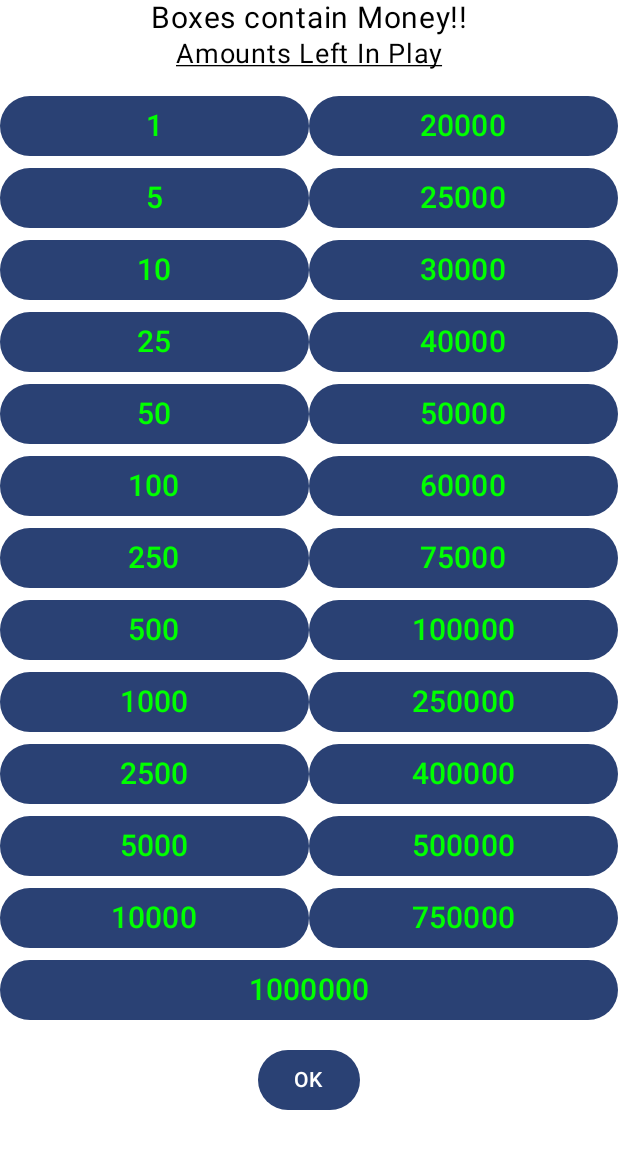
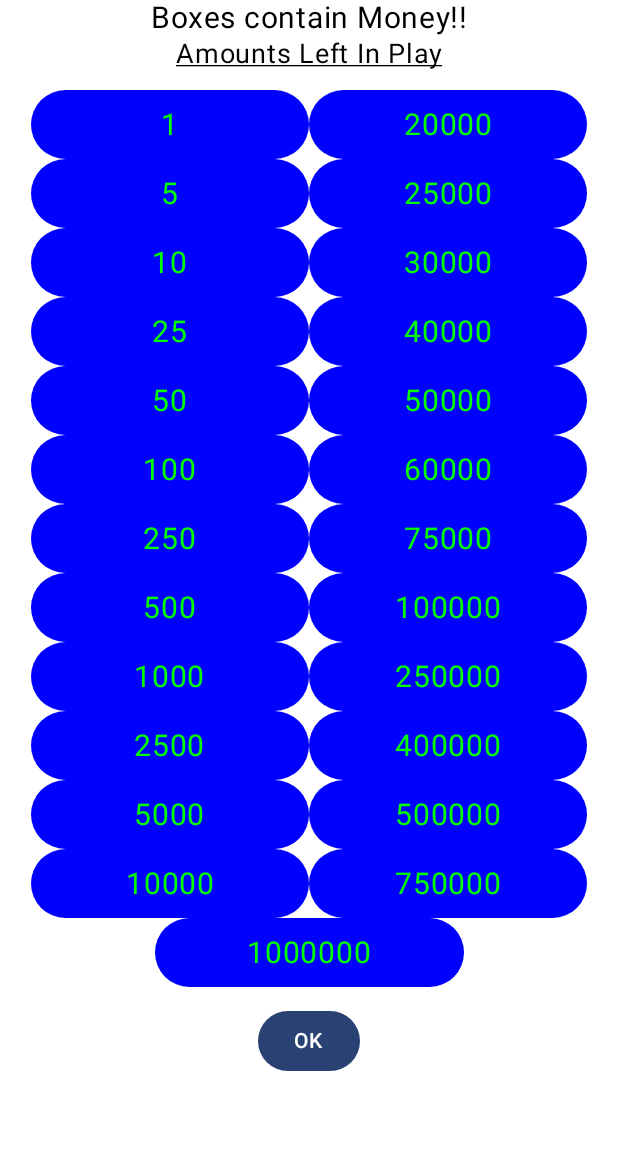
Before and after one commit to calvinc-org-10/BankerCheats, an Android app built with Jetpack Compose: the @Preview function MoneyListScreenPreview, on a phone screen of 412 x 824 dp. Shown: the top 1149 px of the screen. Run offline under Robolectric (Android 15) with nearby library versions, the light colour scheme and no system bars.

Commit message:
Animation attempt - not really successful so far...

```diff
--- a/app/build.gradle.kts
+++ b/app/build.gradle.kts
@@ -61,6 +61,7 @@ dependencies {
     implementation("androidx.compose.material3:material3")
     implementation("androidx.compose.material:material-icons-extended")
     implementation("com.github.ygorluizfrazao:compose-splash-screens:1.0.0-alpha01")
+    implementation("androidx.compose.animation:animation-core-android:1.6.0-beta02")
     testImplementation("junit:junit:4.13.2")
     androidTestImplementation("androidx.test.ext:junit:1.1.5")
     androidTestImplementation("androidx.test.espresso:espresso-core:3.5.1")
--- a/app/src/main/java/com/calvinc/dond5/DONDGlobals.kt
+++ b/app/src/main/java/com/calvinc/dond5/DONDGlobals.kt
@@ -11,7 +11,6 @@ object DONDGlobals {
     const val offerMinPctDelta = 0.07
     const val absOfferMaxPct = 0.83
     const val offerMaxPctDelta = 0.0625
-    const val hostWordFontSize = 20
 
     lateinit var DONDTTSInstance: TextToSpeech
     var TTSOK = false
--- a/app/src/main/java/com/calvinc/dond5/DONDScreens.kt
+++ b/app/src/main/java/com/calvinc/dond5/DONDScreens.kt
@@ -1,28 +1,38 @@
 package com.calvinc.dond5
 
 import android.speech.tts.TextToSpeech
-import android.widget.Button
+import androidx.compose.animation.animateColor
+import androidx.compose.animation.animateColorAsState
+import androidx.compose.animation.core.ExperimentalTransitionApi
+import androidx.compose.animation.core.MutableTransitionState
+import androidx.compose.animation.core.RepeatMode
+import androidx.compose.animation.core.animateInt
+import androidx.compose.animation.core.infiniteRepeatable
+import androidx.compose.animation.core.tween
+import androidx.compose.animation.core.updateTransition
 import androidx.compose.foundation.Image
+import androidx.compose.foundation.background
 import androidx.compose.foundation.layout.Arrangement
+import androidx.compose.foundation.layout.Box
 import androidx.compose.foundation.layout.Column
 import androidx.compose.foundation.layout.PaddingValues
 import androidx.compose.foundation.layout.Row
-import androidx.compose.foundation.layout.RowScope
 import androidx.compose.foundation.layout.Spacer
 import androidx.compose.foundation.layout.fillMaxWidth
 import androidx.compose.foundation.layout.height
 import androidx.compose.foundation.layout.padding
 import androidx.compose.foundation.layout.size
 import androidx.compose.foundation.layout.width
+import androidx.compose.foundation.shape.RoundedCornerShape
 import androidx.compose.material.icons.Icons
 import androidx.compose.material.icons.filled.AccountBalance
 import androidx.compose.material3.AlertDialog
 import androidx.compose.material3.Button
-import androidx.compose.material3.ButtonDefaults
 import androidx.compose.material3.Icon
 import androidx.compose.material3.Text
 import androidx.compose.runtime.Composable
 import androidx.compose.runtime.LaunchedEffect
+import androidx.compose.runtime.State
 import androidx.compose.runtime.getValue
 import androidx.compose.runtime.mutableStateOf
 import androidx.compose.runtime.remember
@@ -44,19 +54,68 @@ import androidx.compose.ui.window.DialogProperties
 import com.calvinc.dond5.DONDGlobals.Amount
 import com.calvinc.dond5.DONDGlobals.CalvinCheat
 import com.calvinc.dond5.DONDGlobals.DONDUtter
-import com.calvinc.dond5.DONDGlobals.hostWordFontSize
 import com.calvinc.dond5.DONDGlobals.intMyBox
 import com.calvinc.dond5.DONDGlobals.nBoxes
 import com.calvinc.dond5.ui.theme.BankerCheatsTheme
 import kotlinx.coroutines.delay
 
-// TODO: const val for hostWords fontSize
 object DONDScreens {
+    const val hostWordFontSize = 20
+    const val AmountFontSize = 20
+    val AmountAvailColor = Color.Green
+    val AmountNotAvailColor = Color.Gray
+
+    /************************************
+     * ANIMATION ("glow") CLASSES, etc
+     ***********************************/
+
+    // Holds the animation values.
+    enum class AnimationState { Starting, Finished }
+
+    class TransitionData(
+        color: State<Color>,
+        fontsize: State<Int>
+    ) {
+        val color by color
+        val fontsize by fontsize
+    }
+
+    // Create a Transition and return its animation values.
+    @Composable
+    fun updateTransitionData(animationState: MutableTransitionState<AnimationState>): TransitionData {
+        val transition = updateTransition(animationState, label = "glow state")
+        val color = transition.animateColor(label = "color") { state ->
+            when (state) {
+                AnimationState.Starting -> AmountAvailColor
+                AnimationState.Finished -> AmountNotAvailColor
+            }
+        }
+        val size = transition.animateInt(label = "size") { state ->
+            when (state) {
+                AnimationState.Starting -> (AmountFontSize/3)
+                AnimationState.Finished -> AmountFontSize
+            }
+        }
+
+        return remember(transition) { TransitionData(color, size) }
+    }
+/*    class TransitionData(transition: Transition<AnimationState>) {
+        val color by color
+        val fontsize by fontsize
+
+        @Composable
+        private fun updateTransitionData(animationState: AnimationState): TransitionData {
+            val transition = updateTransition(animationState, label = "glow state")
+            return remember(transition) { TransitionData(color, size) }
+        }
+    }
+*/
+
 
     @Composable
     fun DONDSplashScreen() {
         var showSplash by remember { mutableStateOf(true) }
-        val SPLASH_DELAY: Long = 5000
+        @Suppress("LocalVariableName") val SPLASH_DELAY: Long = 5000
 
         LaunchedEffect(key1 = Unit) {
             delay(SPLASH_DELAY)
@@ -98,11 +157,11 @@ object DONDScreens {
 
     @Composable
     fun MainScreen(
-        DONDBoxesVisiblity:Map<Int,Boolean>,
+        @Suppress("LocalVariableName") DONDBoxesVisiblity:Map<Int,Boolean>,
         hostWords:String, congrats:String = "",
         onBoxOpen: (n:Int) -> Unit,
         miscfunctions: (f:String) -> Unit,
-        DONDBoxesContents:Map<Int,Int> = mapOf()
+        @Suppress("LocalVariableName") DONDBoxesContents:Map<Int,Int> = mapOf()
     ) {
         val endGameReveal = (congrats != "")
         val cpr = 5 // columns per row
@@ -140,7 +199,7 @@ object DONDScreens {
                             enabled = DONDBoxesVisiblity[row + col]!!,
                         )
                         {
-                            Column () {
+                            Column {
                                 Text(
                                     (row + col).toString(),
                                     fontSize = (boxWid/4).sp
@@ -224,16 +283,46 @@ object DONDScreens {
         }
     }
 
+    @OptIn(ExperimentalTransitionApi::class)
     @Composable
     fun MoneyListScreen(
         hostWords:String,
-        boxOpened:Int = 0,
+        AmountOpened:Int = 0,
         amountAvail:Map<Int,Boolean>,
         onOKClick: () -> Unit,
     ) {
-        val AmountFontSize = 20
-        val AmountAvailColor = Color.Green
-        val AmountNotAvailColor = Color.Gray
+        // I know working with actual sizes is "wrong", but I need consistent Box sizes.
+        // TODO: Find the "right" way to do this
+        val scrWid = LocalConfiguration.current.screenWidthDp
+        val scrHgt = LocalConfiguration.current.screenHeightDp
+        val boxWid = (scrWid * .45).toInt()
+        val boxWid_last = scrWid/2
+        val boxHgt = (scrHgt - (hostWordFontSize*2-2+12) + (12+20) - 200)/((nBoxes +1)/2)  // if you ask nicely, I'll lovingly explain this formula to you
+        val lftSpc1 = (scrWid * .05).toInt()
+
+        // for handling the "glowing" amount
+        /*
+        val animationState = remember { MutableTransitionState(AnimationState.Starting) }
+        animationState.targetState = AnimationState.Finished
+        val transitionData = updateTransitionData(animationState = animationState)
+        */
+        /* val animationState = remember { MutableTransitionState(true) }
+        animationState.targetState = true
+        val transition = rememberTransition(animationState, "glow")
+        val openAmountColor by transition.animateColor(label = "glowColor") {state ->
+            when (state) {
+                true -> AmountNotAvailColor
+                else -> AmountAvailColor
+            }
+        }
+        */
+        var amountShouldGlow by remember { mutableStateOf(true) }
+        val openAmountColor by animateColorAsState(
+            targetValue = if (amountShouldGlow) AmountAvailColor else AmountNotAvailColor,
+            animationSpec = infiniteRepeatable(tween(1000), RepeatMode.Reverse)
+        )
+
+
         // show available amounts and grey out BoxContents[BoxChosen]
         Column(
             modifier = Modifier.fillMaxWidth(),
@@ -263,52 +352,93 @@ object DONDScreens {
                     modifier = Modifier.fillMaxWidth(),
                     horizontalArrangement = Arrangement.Center
                 ) {
-                    //DONDAmountButton(btnNum = p1, avail = amountAvail[p1]!!)
-                    Button(
-                        modifier = Modifier.weight(1f),
-                        onClick = {},
-                        elevation = ButtonDefaults.buttonElevation(),
+                    // Spacer(modifier = Modifier.width(lftSpc1.dp))
+                    var btnNum = p1
+                    var avail = amountAvail[p1]!!
+                    Box(
+                        modifier = Modifier
+                            // .fillMaxWidth(.5f)
+                            .height(boxHgt.dp)
+                            .width(boxWid.dp)
+                            .background(Color.Blue, RoundedCornerShape(90)),
+                        contentAlignment = Alignment.Center
                     ) {
-                        val btnNum = p1; val avail = amountAvail[p1]!!
                         Text(
                             text = Amount[btnNum].toString(),
-                            fontSize = AmountFontSize.sp,
-                            color = if (avail) AmountAvailColor else AmountNotAvailColor
+                            fontSize = if (btnNum == AmountOpened)
+                                    // transitionData.fontsize.sp
+                                    AmountFontSize.sp
+                                else
+                                    AmountFontSize.sp,
+                            color = if (btnNum == AmountOpened)
+                                    animateColorAsState(
+                                        targetValue = AmountNotAvailColor,
+                                        animationSpec = tween(1000)
+                                    ).value
+                                else
+                                    (if (avail) AmountAvailColor else AmountNotAvailColor),
                         )
                     }
                     // second box on this row
-                    // DONDAmountButton(btnNum = p2, avail = amountAvail[p2]!!)
-                    Button(
-                        modifier = Modifier.weight(1f),
-                        onClick = {},
-                        elevation = ButtonDefaults.buttonElevation(),
+                    btnNum = p2
+                    avail = amountAvail[p2]!!
+                    Box(
+                        modifier = Modifier
+                            // .fillMaxWidth(.5f)
+                            .height(boxHgt.dp)
+                            .width(boxWid.dp)
+                            .background(Color.Blue, RoundedCornerShape(90)),
+                        contentAlignment = Alignment.Center
                     ) {
-                        val btnNum = p2; val avail = amountAvail[p2]!!
                         Text(
                             text = Amount[btnNum].toString(),
-                            fontSize = AmountFontSize.sp,
-                            color = if (avail) AmountAvailColor else AmountNotAvailColor
+                            fontSize = if (btnNum == AmountOpened)
+                                // transitionData.fontsize.sp
+                                AmountFontSize.sp
+                            else
+                                AmountFontSize.sp,
+                            color = if (btnNum == AmountOpened)
+                                animateColorAsState(
+                                    targetValue = AmountNotAvailColor,
+                                    animationSpec = tween(1000)
+                                ).value
+                            else
+                                (if (avail) AmountAvailColor else AmountNotAvailColor),
                         )
                     }
                 }
             }
+            @Suppress("KotlinConstantConditions")
             if ((nBoxes % 2) == 1) {
+                val p = nBoxes
                 Row(
                     modifier = Modifier.fillMaxWidth(),
                     horizontalArrangement = Arrangement.Center
                 ) {
-                    val p = nBoxes
-                    // DONDAmountButton(btnNum = p, avail = amountAvail[p]!!)
-                    Button(
-                        modifier = Modifier.weight(1f),
-                        onClick = {},
-                        elevation = ButtonDefaults.buttonElevation(),
+                    var btnNum = p
+                    var avail = amountAvail[p]!!
+                    Box(
+                        modifier = Modifier
+                            // .fillMaxWidth(.5f)
+                            .height(boxHgt.dp)
+                            .width(boxWid_last.dp)
+                            .background(Color.Blue, RoundedCornerShape(90)),
+                        contentAlignment = Alignment.Center
                     ) {
-                        val btnNum = p; val avail = amountAvail[p]!!
                         Text(
                             text = Amount[btnNum].toString(),
-                            fontSize = AmountFontSize.sp,
-                            color = if (avail) AmountAvailColor else AmountNotAvailColor
+                            fontSize = if (btnNum == AmountOpened)
+                                // transitionData.fontsize.sp
+                                AmountFontSize.sp
+                            else
+                                AmountFontSize.sp,
+                            color = if (btnNum == AmountOpened)
+                                animateColorAsState(
+                                    targetValue = AmountNotAvailColor,
+                                    animationSpec = tween(1000)
+                                ).value
+                            else
+                                (if (avail) AmountAvailColor else AmountNotAvailColor),
                         )
                     }
                 }
@@ -317,30 +447,6 @@ object DONDScreens {
             Button(onClick = onOKClick) {
                 Text(text = stringResource(id = android.R.string.ok))
             }
-        }
-    }
-    @Composable
-    // TODO: figure out how to return a Button with the parms I want - what's here isn't it
-    //  also need to figure out how to do the equivalent of Modifier.weight
-    fun DONDAmountButton(contngRow:RowScope, btnNum:Int, avail: Boolean, flash: Boolean = false) {
-        val AmountFontSize = 20
-        val AmountAvailColor = Color.Green
-        val AmountNotAvailColor = Color.Gray
-        var retVal: Button
-        if (!flash) {
-            Button(
-                modifier = Modifier,
-                onClick = {},
-                elevation = ButtonDefaults.buttonElevation(),
-            ) {
-                Text(
-                    text = Amount[btnNum].toString(),
-                    fontSize = AmountFontSize.sp,
-                    color = if (avail) AmountAvailColor else AmountNotAvailColor
-                )
-            }
-        } else {
-            // TODO: animate the amount
         }
     }
 
@@ -428,6 +534,31 @@ object DONDScreens {
     }
 }
 
+
+/*
+@Composable
+private fun AnimatingButton(btnNum: Int, transitionData: TransitionData) {
+    // UI tree
+    Box(
+        modifier = Modifier
+            .fillMaxWidth(.5f)
+            .background(Color.Blue, RoundedCornerShape(90)),
+        contentAlignment = Alignment.Center
+    ) {
+        Text(
+            text = Amount[btnNum].toString(),
+            fontSize = transitionData.fontsize.sp,
+            color = transitionData.color,
+        )
+    }
+}
+*/
+
+
+/******************************
+ * PREVIEWS
+ *****************************/
+
 @Preview(showBackground = true)
 @Composable
 fun DONDSplashScreenPreview() {
--- a/app/src/main/java/com/calvinc/dond5/MainActivity.kt
+++ b/app/src/main/java/com/calvinc/dond5/MainActivity.kt
@@ -362,6 +362,7 @@ fun PlayDOND() {
         enumDONDGameState.DONDShowAmountsLeft -> {
             DONDScreens.MoneyListScreen(
                 hostWords = hostWords,
+                AmountOpened = DONDBoxesContents[DONDGlobals.lastBoxOpened]!!,
                 amountAvail = amountAvail.toMap(),
                 onOKClick = {
                     DONDGameState = afterAmountState
--- a/app/src/main/res/values/strings.xml
+++ b/app/src/main/res/values/strings.xml
@@ -22,7 +22,7 @@
     <string name="hostWord_OpenOneMoreBox">Open one more Box, then the Banker will make you an offer!</string>
     <string name="hostWord_OfferTaken">"Offer of %1$,d was taken"</string>
     <string name="hostWord_OfferRefused">"Offer of %1$,d was refused"</string>
-    <string name="hostWord_BoxContains">Box %1d contains $ %2$,d</string>
+    <string name="hostWord_BoxContains">Box %1d contains %2$,d</string>
     <string name="hostWord_Congrats1">Congratulations on winning %1$,d!</string>
     <string name="DONDYes">Yes</string>
     <string name="DONDNo">No</string>
```
